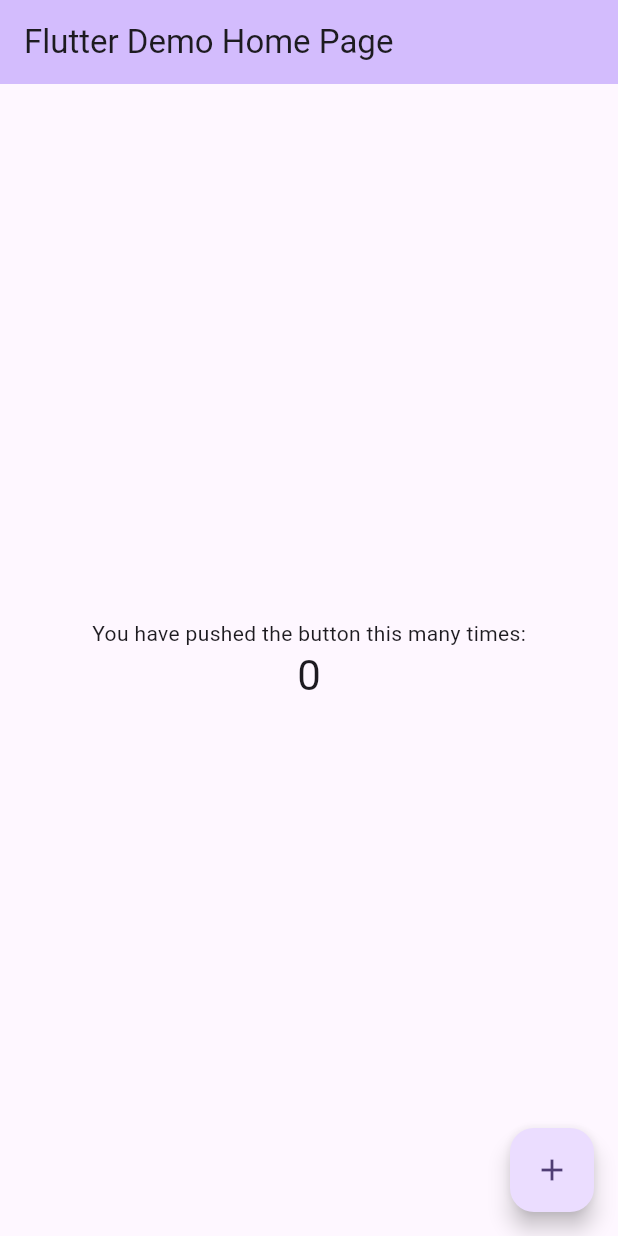
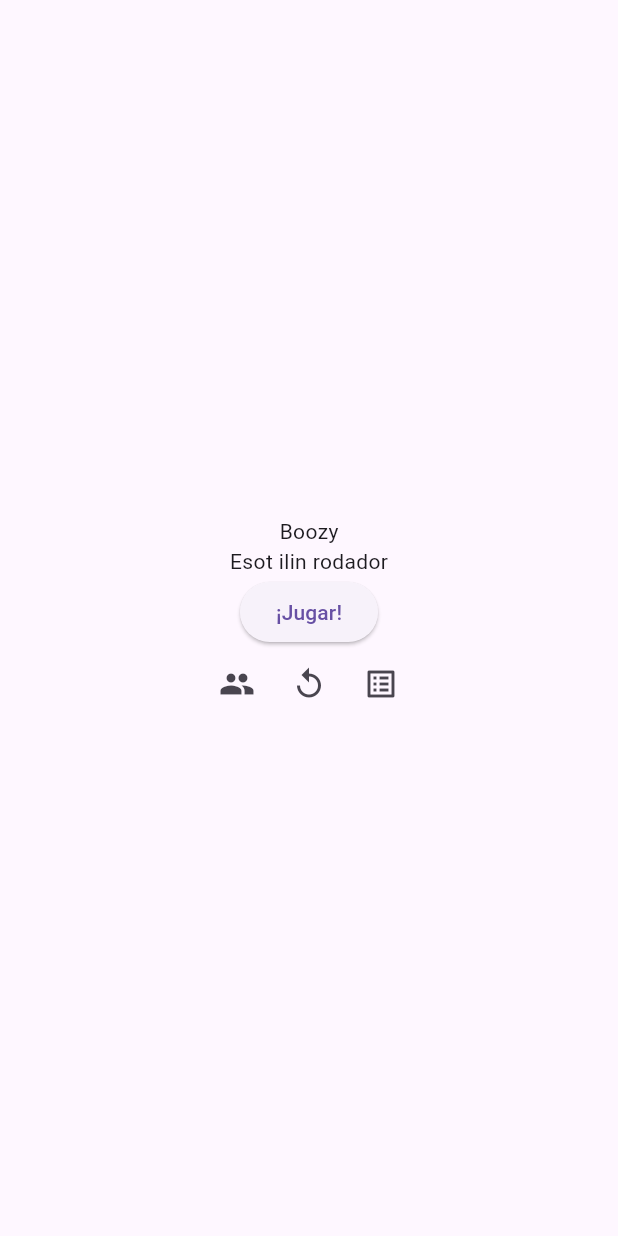
Before and after one commit to DavidDcp/Boozy, a Flutter app: the screen it shows after launch, on a phone screen of 412 x 824 dp. Run offline on Flutter 3.47's test engine with Material 2 defaults, Android fonts, the phone set to English and light mode, and no system bars.

Commit message:
HomeScreen creado

```diff
--- a/lib/main.dart
+++ b/lib/main.dart
@@ -1,3 +1,4 @@
+import 'package:boozy/presentation/screens/home_screen.dart';
 import 'package:flutter/material.dart';
 
 void main() {
@@ -7,119 +8,15 @@ void main() {
 class MyApp extends StatelessWidget {
   const MyApp({super.key});
 
-  // This widget is the root of your application.
   @override
   Widget build(BuildContext context) {
     return MaterialApp(
+      debugShowCheckedModeBanner: false,
       title: 'Flutter Demo',
       theme: ThemeData(
-        // This is the theme of your application.
-        //
-        // TRY THIS: Try running your application with "flutter run". You'll see
-        // the application has a blue toolbar. Then, without quitting the app,
-        // try changing the seedColor in the colorScheme below to Colors.green
-        // and then invoke "hot reload" (save your changes or press the "hot
-        // reload" button in a Flutter-supported IDE, or press "r" if you used
-        // the command line to start the app).
-        //
-        // Notice that the counter didn't reset back to zero; the application
-        // state is not lost during the reload. To reset the state, use hot
-        // restart instead.
-        //
-        // This works for code too, not just values: Most code changes can be
-        // tested with just a hot reload.
-        colorScheme: ColorScheme.fromSeed(seedColor: Colors.deepPurple),
         useMaterial3: true,
       ),
-      home: const MyHomePage(title: 'Flutter Demo Home Page'),
+      home: const HomeScreen(),
     );
   }
 }
-
-class MyHomePage extends StatefulWidget {
-  const MyHomePage({super.key, required this.title});
-
-  // This widget is the home page of your application. It is stateful, meaning
-  // that it has a State object (defined below) that contains fields that affect
-  // how it looks.
-
-  // This class is the configuration for the state. It holds the values (in this
-  // case the title) provided by the parent (in this case the App widget) and
-  // used by the build method of the State. Fields in a Widget subclass are
-  // always marked "final".
-
-  final String title;
-
-  @override
-  State<MyHomePage> createState() => _MyHomePageState();
-}
-
-class _MyHomePageState extends State<MyHomePage> {
-  int _counter = 0;
-
-  void _incrementCounter() {
-    setState(() {
-      // This call to setState tells the Flutter framework that something has
-      // changed in this State, which causes it to rerun the build method below
-      // so that the display can reflect the updated values. If we changed
-      // _counter without calling setState(), then the build method would not be
-      // called again, and so nothing would appear to happen.
-      _counter++;
-    });
-  }
-
-  @override
-  Widget build(BuildContext context) {
-    // This method is rerun every time setState is called, for instance as done
-    // by the _incrementCounter method above.
-    //
-    // The Flutter framework has been optimized to make rerunning build methods
-    // fast, so that you can just rebuild anything that needs updating rather
-    // than having to individually change instances of widgets.
-    return Scaffold(
-      appBar: AppBar(
-        // TRY THIS: Try changing the color here to a specific color (to
-        // Colors.amber, perhaps?) and trigger a hot reload to see the AppBar
-        // change color while the other colors stay the same.
-        backgroundColor: Theme.of(context).colorScheme.inversePrimary,
-        // Here we take the value from the MyHomePage object that was created by
-        // the App.build method, and use it to set our appbar title.
-        title: Text(widget.title),
-      ),
-      body: Center(
-        // Center is a layout widget. It takes a single child and positions it
-        // in the middle of the parent.
-        child: Column(
-          // Column is also a layout widget. It takes a list of children and
-          // arranges them vertically. By default, it sizes itself to fit its
-          // children horizontally, and tries to be as tall as its parent.
-          //
-          // Column has various properties to control how it sizes itself and
-          // how it positions its children. Here we use mainAxisAlignment to
-          // center the children vertically; the main axis here is the vertical
-          // axis because Columns are vertical (the cross axis would be
-          // horizontal).
-          //
-          // TRY THIS: Invoke "debug painting" (choose the "Toggle Debug Paint"
-          // action in the IDE, or press "p" in the console), to see the
-          // wireframe for each widget.
-          mainAxisAlignment: MainAxisAlignment.center,
-          children: <Widget>[
-            const Text(
-              'You have pushed the button this many times:',
-            ),
-            Text(
-              '$_counter',
-              style: Theme.of(context).textTheme.headlineMedium,
-            ),
-          ],
-        ),
-      ),
-      floatingActionButton: FloatingActionButton(
-        onPressed: _incrementCounter,
-        tooltip: 'Increment',
-        child: const Icon(Icons.add),
-      ), // This trailing comma makes auto-formatting nicer for build methods.
-    );
-  }
-}
--- a/lib/pantallas/inicio.dart
+++ /dev/null
@@ -1,15 +0,0 @@
-import 'package:flutter/material.dart';
-
-class Inicio extends StatefulWidget {
-  const Inicio({Key? key}) : super(key: key);
-
-  @override
-  _InicioState createState() => _InicioState();
-}
-
-class _InicioState extends State<Inicio> {
-  @override
-  Widget build(BuildContext context) {
-    return Container();
-  }
-}
--- /dev/null
+++ b/lib/presentation/screens/home_screen.dart
@@ -0,0 +1,35 @@
+import 'package:flutter/material.dart';
+
+class HomeScreen extends StatelessWidget {
+  const HomeScreen({super.key});
+
+  @override
+  Widget build(BuildContext context) {
+    return const Scaffold(
+      body: HomeBody(),
+    );
+  }
+}
+
+class HomeBody extends StatelessWidget {
+  const HomeBody({super.key});
+
+  @override
+  Widget build(BuildContext context) {
+
+    const List<IconData> items = [Icons.people, Icons.replay, Icons.list_alt];
+
+    return Column(
+      mainAxisAlignment: MainAxisAlignment.center,
+      children: [
+        const Text("Boozy"),
+        const Text("Esot ilin rodador"),
+        ElevatedButton(onPressed: () {}, child: const Text("¡Jugar!")),
+        Row(
+          mainAxisAlignment: MainAxisAlignment.center,
+          children: items.map((i) => IconButton(onPressed: () {}, icon: Icon(i))).toList(),
+        )
+      ],
+    );
+  }
+}
```
